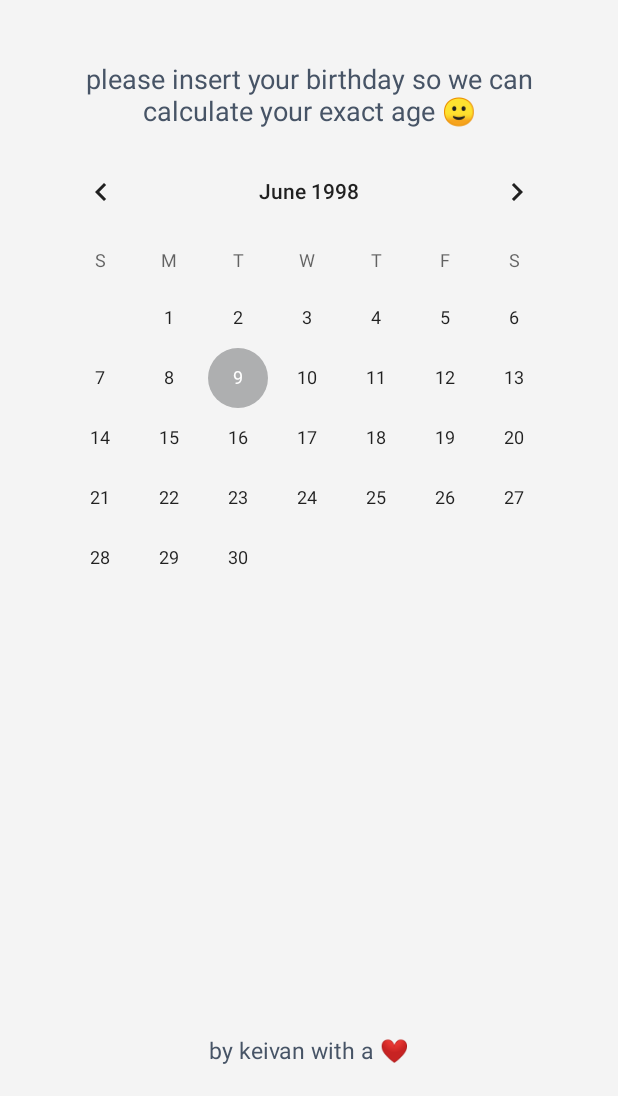
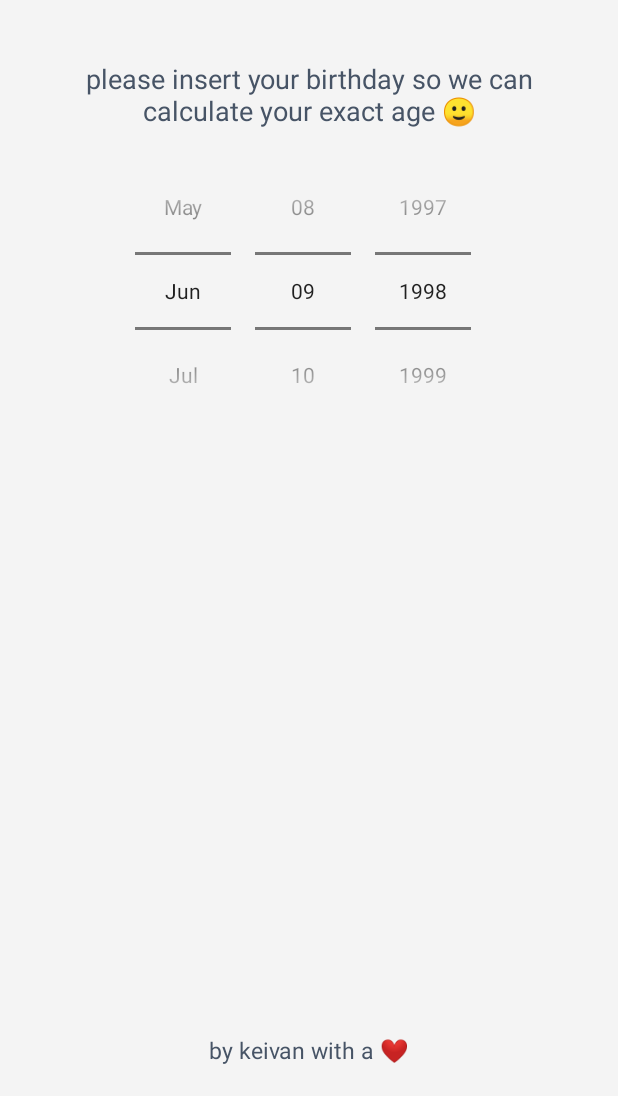
Before and after one commit to keivanshamlu/AgeWidget, an Android app: the screen it shows after launch (MainActivity), on a phone screen of 412 x 824 dp, the part 140-1236 px from its top. Run offline under Robolectric (Android 15) with nearby library versions, the light colour scheme and no system bars; our stand-ins replace Dagger/Hilt's generated code, Room's generated code, data binding; 2 statements that could not run were skipped.

Commit message:
change calender view to date picker

```diff
--- a/app/src/main/java/com/shamlou/agewidget/ui/MainActivity.kt
+++ b/app/src/main/java/com/shamlou/agewidget/ui/MainActivity.kt
@@ -2,7 +2,6 @@ package com.shamlou.agewidget.ui
 
 import android.app.Activity
 import android.appwidget.AppWidgetManager
-import android.content.ComponentName
 import android.content.Intent
 import android.os.Bundle
 import android.os.SystemClock
@@ -15,7 +14,6 @@ import com.shamlou.agewidget.base.closeSoftKeyboard
 import com.shamlou.agewidget.base.showSnackBarTop
 import com.shamlou.agewidget.base.updateWidgets
 import com.shamlou.agewidget.databinding.ActivityMainBinding
-import com.shamlou.agewidget.widgets.WidgetExactAge
 import dagger.hilt.android.AndroidEntryPoint
 import kotlinx.android.synthetic.main.activity_main.*
 import kotlinx.android.synthetic.main.layout_user_not_registererd.*
@@ -50,8 +48,8 @@ class MainActivity : AppCompatActivity() {
 
     private fun setCalnderStuff() {
 
-        calendar_view.date = GregorianCalendar(1998, 5, 9).timeInMillis
-        calendar_view.setOnDateChangeListener { calendarView, year, month, dayOfMonth ->
+        date_picker.updateDate(1998, 5, 9)
+        date_picker.setOnDateChangedListener { datePicker, year, month, dayOfMonth ->
 
             viewModel.setSelectedDateButWeAreNotSure(year, month + 1, dayOfMonth)
         }
--- a/app/src/main/res/layout/layout_user_not_registererd.xml
+++ b/app/src/main/res/layout/layout_user_not_registererd.xml
@@ -46,15 +46,17 @@
             app:layout_constraintStart_toStartOf="parent"
             app:layout_constraintTop_toBottomOf="@+id/text_view_not_registered_welcome" />
 
-        <CalendarView
-            android:id="@+id/calendar_view"
+        <DatePicker
+            android:datePickerMode="spinner"
+            android:id="@+id/date_picker"
             android:layout_width="match_parent"
-            android:layout_height="300dp"
+            android:layout_height="@dimen/date_picker_height"
             android:layout_marginStart="24dp"
             android:layout_marginTop="8dp"
             android:layout_marginEnd="24dp"
             android:maxDate="12/31/2010"
             android:minDate="01/01/1990"
+            android:calendarViewShown="false"
             app:calenderViewAnimations="@{viewModel.mainPageStates}"
             app:layout_constraintEnd_toEndOf="parent"
             app:layout_constraintStart_toStartOf="parent"
@@ -66,7 +68,7 @@
             android:alpha="0"
             tool:alpha="1"
             app:dateLayoutViewAnimations="@{viewModel.mainPageStates}"
-            app:layout_constraintTop_toBottomOf="@+id/calendar_view"
+            app:layout_constraintTop_toBottomOf="@+id/date_picker"
             android:id="@+id/layout_not_registered_bottom_part"
             >
 
--- /dev/null
+++ b/app/src/main/res/values/dimens.xml
@@ -0,0 +1,4 @@
+<?xml version="1.0" encoding="utf-8"?>
+<resources>
+    <dimen name="date_picker_height">200dp</dimen>
+</resources>
```
Also changed, not shown: app/src/main/java/com/shamlou/agewidget/ui/bindingAdapters/mainBindinngAdapters.kt (+7 -3 lines).
